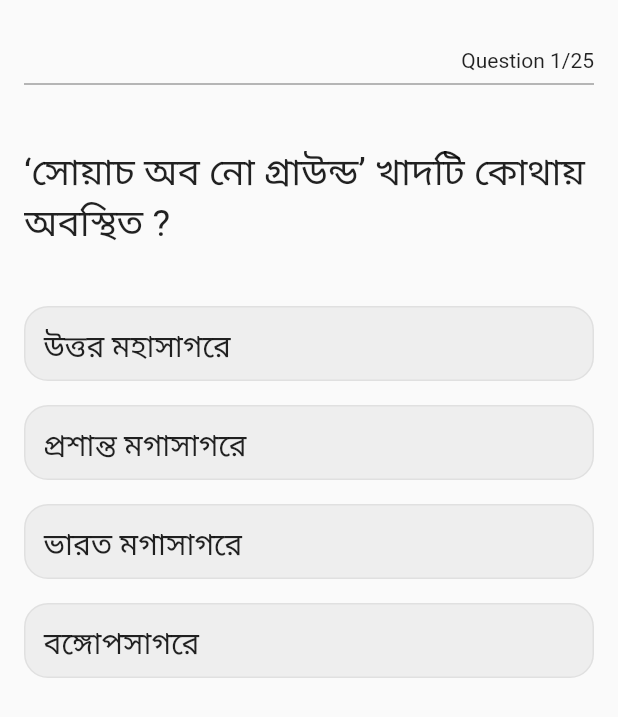
After one commit to MuhammadMehediMNCS/my-advanced-work, a Flutter app: the QuestionsWidget screen opened directly, swiped to page 3, on a phone screen of 412 x 824 dp. The commit adds this screen. Shown: the top 717 px of the screen. Run offline on Flutter 3.47's test engine with Material 2 defaults, Android fonts, the phone set to English and light mode, and no system bars; our stand-ins replace shared_preferences; accounts and stored records are empty.

Commit message:
quiz_app added

```diff
--- /dev/null
+++ b/lib/quiz_app/model.dart
@@ -0,0 +1,252 @@
+
+class Question {
+  final String text;
+  final List <Option> Options;
+  bool isLocked;
+  Option? selectedOption;
+
+  Question ({
+    required this.text,
+    required this.Options,
+    this.isLocked = false,
+    this.selectedOption
+  });
+}
+
+class Option {
+  final String text;
+  final bool isCorrect;
+
+  const Option ({
+    required this.text,
+    required this.isCorrect
+  });
+}
+
+final questions = [
+  Question(
+    text: "তোমার দেশের সরকারি নাম কী ?",
+    Options: [
+      const Option(text: 'বাংলাদেশ', isCorrect: false),
+      const Option(text: 'গণপ্রজাতন্ত্রী বাংলাদেশ', isCorrect: true),
+      const Option(text: 'ভারতবর্ষ', isCorrect: false),
+      const Option(text: 'পাকিস্তান', isCorrect: false)
+    ]
+    ),
+  Question(
+  text: "বাংলাদেশের রাজধানীর নাম কী ?",
+  Options: [
+    const Option(text: 'রাজশাহী', isCorrect: false),
+    const Option(text: 'বান্দরবান', isCorrect: false),
+    const Option(text: 'ঢাকা', isCorrect: true),
+    const Option(text: 'চট্টগ্রাম', isCorrect: false)
+  ]
+  ),
+  Question(
+    text: "‘সোয়াচ অব নো গ্রাউন্ড’ খাদটি কোথায় অবস্থিত ?",
+    Options: [
+      const Option(text: 'উত্তর মহাসাগরে', isCorrect: false),
+      const Option(text: 'প্রশান্ত মগাসাগরে', isCorrect: false),
+      const Option(text: 'ভারত মগাসাগরে', isCorrect: false),
+      const Option(text: 'বঙ্গোপসাগরে', isCorrect: true)
+    ]
+    ),
+  Question(
+    text: "বাংলাদেশের সবচেয়ে পূর্ব এর জেলার নাম কী ?",
+    Options: [
+      const Option(text: 'বান্দরবান', isCorrect: true),
+      const Option(text: 'ফেনী', isCorrect: false),
+      const Option(text: 'রাঙ্গামাটি', isCorrect: false),
+      const Option(text: 'কক্সবাজার', isCorrect: false)
+    ]
+    ),
+  Question(
+    text: "বাংলাদেশের সবচেয়ে পশ্চিমের জেলার নাম কী ?",
+    Options: [
+      const Option(text: 'নওগা', isCorrect: false),
+      const Option(text: 'মেহেরপুর', isCorrect: false),
+      const Option(text: 'কুষ্টিয়া', isCorrect: false),
+      const Option(text: 'চাপায় নবাবগঞ্জ', isCorrect: true)
+    ]
+    ),
+  Question(
+    text: "বাংলাদেশের আয়তনে বড় জেলা কোনটি ?",
+    Options: [
+      const Option(text: 'খুলনা', isCorrect: false),
+      const Option(text: 'ঢাকা', isCorrect: false),
+      const Option(text: 'রাঙ্গামাটি', isCorrect: true),
+      const Option(text: 'চট্টগ্রাম', isCorrect: false)
+    ]
+    ),
+  Question(
+    text: "বাংলাদেশের আয়তনে ছোট জেলা কোনটি ?",
+    Options: [
+      const Option(text: 'কক্সবাজার', isCorrect: false),
+      const Option(text: 'মেহেরপুর', isCorrect: true),
+      const Option(text: 'কুষ্টিয়া', isCorrect: false),
+      const Option(text: 'নওগা', isCorrect: false)
+    ]
+    ),
+  Question(
+    text: "জনসংখ্যায় বাংলাদেশের বড় জেলা কোনটি  ?",
+    Options: [
+      const Option(text: 'খুলনা', isCorrect: false),
+      const Option(text: 'রাঙ্গামাটি', isCorrect: false),
+      const Option(text: 'ঢাকা', isCorrect: true),
+      const Option(text: 'চট্টগ্রাম', isCorrect: false)
+    ]
+    ),
+  Question(
+    text: "জনসংখ্যায় বাংলাদেশের ছোট জেলা কোনটি ?",
+    Options: [
+      const Option(text: 'বান্দরবান', isCorrect: true),
+      const Option(text: 'খাগড়াছড়ি', isCorrect: false),
+      const Option(text: 'কুষ্টিয়া', isCorrect: false),
+      const Option(text: 'পটুয়াখালী', isCorrect: false)
+    ]
+    ),
+  Question(
+    text: "বাংলাদেশের সাথে কয়টি দেশের সীমান্ত রয়েছে ?",
+    Options: [
+      const Option(text: '২টি', isCorrect: true),
+      const Option(text: '৩টি', isCorrect: false),
+      const Option(text: '৫টি', isCorrect: false),
+      const Option(text: '৪টি', isCorrect: false)
+    ]
+    ),
+  Question(
+    text: "পরিবেশের ভারসাম্য রক্ষার জন্য প্রয়োজনীয় বনভূমি রয়েছে কয়টি জেলায় ?",
+    Options: [
+      const Option(text: '১৫টি', isCorrect: false),
+      const Option(text: '২৭টি', isCorrect: false),
+      const Option(text: '৭টি', isCorrect: true),
+      const Option(text: '১২টি', isCorrect: false)
+    ]
+    ),
+  Question(
+    text: "পেন্সিল তৈরি হয় কোন কাঠ থেকে ?",
+    Options: [
+      const Option(text: 'বাবলা', isCorrect: false),
+      const Option(text: 'কেওড়া', isCorrect: false),
+      const Option(text: 'সুন্দরী', isCorrect: false),
+      const Option(text: 'ধুন্দল', isCorrect: true)
+    ]
+    ),
+  Question(
+    text: "বক্স ও দিয়াশলায় এর কাঠি প্রস্তুত হয় কোন কাঠ থেকে ?",
+    Options: [
+      const Option(text: 'গেওয়া', isCorrect: true),
+      const Option(text: 'ধুন্দল', isCorrect: false),
+      const Option(text: 'গরান', isCorrect: false),
+      const Option(text: 'সুন্দরী', isCorrect: false)
+    ]
+    ),
+  Question(
+    text: "কোন গাছের ছাল থেকে রং প্রস্তুত করা হয় ?",
+    Options: [
+      const Option(text: 'ধুন্দল', isCorrect: false),
+      const Option(text: 'গরান', isCorrect: true),
+      const Option(text: 'গেওয়া', isCorrect: false),
+      const Option(text: 'শাল', isCorrect: false)
+    ]
+    ),
+  Question(
+    text: "বাংলাদেশের কোথায় কোথায় রাবার বাগান আছে ?",
+    Options: [
+      const Option(text: 'রাবনা, মধুপুর, খুলনা', isCorrect: false),
+      const Option(text: 'সাতক্ষীরা, বাগেরহাট, আমতলী', isCorrect: false),
+      const Option(text: 'ঝিনায়দহ, রামু', isCorrect: false),
+      const Option(text: 'রামু, মধুপুর, রাউজানে', isCorrect: true)
+    ]
+    ),
+  Question(
+    text: "বাংলাদেশের প্রসস্ত নদী কোনটি ?",
+    Options: [
+      const Option(text: 'যমুনা', isCorrect: true),
+      const Option(text: 'মেঘনা', isCorrect: false),
+      const Option(text: 'সুরমা', isCorrect: false),
+      const Option(text: 'পদ্মা', isCorrect: false)
+    ]
+    ),
+  Question(
+    text: "বাংলাদেশের দীর্ঘতম নদী কোনটি ?",
+    Options: [
+      const Option(text: 'সুরমা', isCorrect: true),
+      const Option(text: 'মেঘনা', isCorrect: false),
+      const Option(text: 'যমুনা', isCorrect: false),
+      const Option(text: 'পদ্মা', isCorrect: false)
+    ]
+    ),
+  Question(
+    text: "বাংলাদেশের দ্বিতীয় দীর্ঘতম নদী কোনটি ?",
+    Options: [
+      const Option(text: 'মেঘনা', isCorrect: false),
+      const Option(text: 'যমুনা', isCorrect: false),
+      const Option(text: 'সুরমা', isCorrect: false),
+      const Option(text: 'পদ্মা', isCorrect: true)
+    ]
+    ),
+  Question(
+    text: "বাংলাদেশের দীর্ঘতম নদ কোনটি ?",
+    Options: [
+      const Option(text: 'পদ্মা', isCorrect: false),
+      const Option(text: 'মেঘনা', isCorrect: false),
+      const Option(text: 'ব্রহ্মপুত্র', isCorrect: true),
+      const Option(text: 'যমুনা', isCorrect: false)
+    ]
+    ),
+  Question(
+    text: "উৎপত্তিস্থলে মেঘনার নাম কী ?",
+    Options: [
+      const Option(text: 'কুশিয়ারা', isCorrect: false),
+      const Option(text: 'সুরমা', isCorrect: false),
+      const Option(text: 'বরাক', isCorrect: true),
+      const Option(text: 'পদ্মা', isCorrect: false)
+    ]
+    ),
+  Question(
+    text: "বাংলাদেশ ও ভারতকে বিভক্তকারী নদী কোনটি ?",
+    Options: [
+      const Option(text: 'হাড়িয়াভাঙ্গা', isCorrect: true),
+      const Option(text: 'কালনি', isCorrect: false),
+      const Option(text: 'বরাক', isCorrect: false),
+      const Option(text: 'পদ্মা', isCorrect: false)
+    ]
+    ),
+  Question(
+    text: "বাংলাদেশ ও মায়ানমারকে বিভক্তকারী নদী কোনটি ?",
+    Options: [
+      const Option(text: 'হাড়িয়াভাঙ্গা', isCorrect: false),
+      const Option(text: 'কালনি', isCorrect: false),
+      const Option(text: 'বরাক', isCorrect: false),
+      const Option(text: 'নাফ', isCorrect: true)
+    ]
+    ),
+  Question(
+    text: "পৃথিবীর বৃহত্তম ব-দ্বীপ কোনটি ?",
+    Options: [
+      const Option(text: 'চীন', isCorrect: false),
+      const Option(text: 'বাংলাদেশ', isCorrect: true),
+      const Option(text: 'ভারত', isCorrect: false),
+      const Option(text: 'পাকিস্তান', isCorrect: false)
+    ]
+    ),
+  Question(
+    text: "বেনাপোল স্থলবন্দর কোন জেলায় অবস্থিত ?",
+    Options: [
+      const Option(text: 'যশোর', isCorrect: true),
+      const Option(text: 'সাতক্ষীরা', isCorrect: false),
+      const Option(text: 'দিনাজপুর', isCorrect: false),
+      const Option(text: 'লালমনির হাট', isCorrect: false)
+    ]
+    ),
+  Question(
+    text: "হিলি স্থলবন্দর কোন জেলায় অবস্থিত ?",
+    Options: [
+      const Option(text: 'সাতক্ষীরা', isCorrect: false),
+      const Option(text: 'যশোর', isCorrect: false),
+      const Option(text: 'দিনাজপুর', isCorrect: true),
+      const Option(text: 'বুড়িমারি', isCorrect: false)
+    ]
+    ),
+];
--- /dev/null
+++ b/lib/quiz_app/question_page.dart
@@ -0,0 +1,209 @@
+import 'package:flutter/material.dart';
+
+import 'model.dart';
+
+
+class MyQuiz extends StatelessWidget {
+  const MyQuiz({ Key? key }) : super(key: key);
+
+  @override
+  Widget build(BuildContext context) {
+    return MaterialApp(
+      debugShowCheckedModeBanner: false,
+      title: 'Quiz App',
+      theme: ThemeData(
+        primaryColor: Colors.blue.shade400,
+      ),
+      home: const QuestionsWidget(),
+    );
+  }
+}
+
+class QuestionsWidget extends StatefulWidget {
+  const QuestionsWidget({ Key? key }) : super(key: key);
+
+  @override
+  State<QuestionsWidget> createState() => _QuestionsWidgetState();
+}
+
+class _QuestionsWidgetState extends State<QuestionsWidget> {
+  late PageController _controller;
+  int _questionNumber = 1;
+  int _score = 0;
+  bool _isLocked = false;
+
+  @override
+  void initState() {
+    super.initState();
+    _controller = PageController(initialPage: 0);
+  }
+
+  @override
+  Widget build(BuildContext context) {
+    return Scaffold(
+      body: Padding(
+        padding: const EdgeInsets.symmetric(horizontal: 16.0),
+        child: Column(
+          crossAxisAlignment: CrossAxisAlignment.end,
+          children: [
+            const SizedBox(height: 32.0),
+            Text('Question $_questionNumber/${questions.length}'),
+            const Divider(thickness: 1, color: Colors.grey,),
+            Expanded(
+              child: PageView.builder(
+                controller: _controller,
+                itemCount: questions.length,
+                physics: const NeverScrollableScrollPhysics(),
+                itemBuilder: (context, index) {
+                  final question = questions [index];
+                  return buildQuestion(question);
+                },
+              )
+            ),
+            _isLocked ? buildElevatedButton() : const SizedBox.shrink(),
+            const SizedBox(height: 20.0),
+          ],
+        ),
+      ),
+    );
+  }
+
+  ElevatedButton buildElevatedButton() {
+    return ElevatedButton(
+      onPressed: () {
+        if (_questionNumber < questions.length) {
+          _controller.nextPage(
+            duration: const Duration(milliseconds: 250),
+            curve: Curves.easeInExpo,
+          );
+          setState(() {
+            _questionNumber++;
+            // _isLocked not type no problem fatch.
+            _isLocked = false;
+          });
+        } else {
+          Navigator.pushReplacement(
+            context,
+            MaterialPageRoute(builder: (context) => ResultPage(score: _score))
+          );
+        }
+      },
+      child: Text(
+        _questionNumber < questions.length ? 'Next Page' : 'See the Result'
+      ),
+    );
+  }
+
+  Column buildQuestion (Question question) {
+    return Column(
+      crossAxisAlignment: CrossAxisAlignment.start,
+      children: [
+        const SizedBox(height: 32.0),
+        Text(question.text, style: const TextStyle(fontSize: 25.0),),
+        const SizedBox(height: 32.0),
+        Expanded(child: OptionWidget(question: question, onClickedOption: (option) {
+          if (question.isLocked) {
+            return ;
+          } else {
+            setState(() {
+              question.isLocked = true;
+              question.selectedOption = option;
+            });
+            _isLocked = question.isLocked;
+            if (question.selectedOption!.isCorrect) {
+              _score++;
+            }
+          }
+        },))
+      ],
+    );
+  }
+}
+
+class OptionWidget extends StatelessWidget {
+  final Question question;
+  final ValueChanged <Option> onClickedOption;
+
+  const OptionWidget({
+    Key? key,
+    required this.question,
+    required this.onClickedOption
+    }) : super(key: key);
+
+  @override
+  Widget build(BuildContext context) => SingleChildScrollView(
+    child: Column(
+      children: question.Options
+        .map((option) => buildOption(context, option))
+        .toList()
+    ),
+  );
+
+  Widget buildOption(BuildContext context, Option option) {
+    final color = getColorForOption(option, question);
+
+    return GestureDetector(
+      onTap: () => onClickedOption(option),
+      child: Container(
+        height: 50.0,
+        padding: const EdgeInsets.all(12),
+        margin: const EdgeInsets.symmetric(vertical: 8.0),
+        decoration: BoxDecoration(
+          color: Colors.grey.shade200,
+          borderRadius: BorderRadius.circular(16),
+          border: Border.all(color: color)
+        ),
+        child: Row(
+          mainAxisAlignment: MainAxisAlignment.spaceBetween,
+          children: [
+            Text(option.text, style: const TextStyle(fontSize: 20),),
+            getIconForOption(option, question)
+          ],
+        ),
+      ),
+    );
+  }
+
+  Color getColorForOption(Option option, Question question) {
+    final isSelected = option == question.selectedOption;
+
+    if (question.isLocked) {
+      if (isSelected) {
+        return option.isCorrect ? Colors.green : Colors.red;
+      } else if (option.isCorrect) {
+        return Colors.green;
+      }
+    }
+    return Colors.grey.shade300;
+  }
+
+  Widget getIconForOption(Option option, Question question) {
+    final isSelected = option == question.selectedOption;
+
+    if (question.isLocked) {
+      if (isSelected) {
+        return option.isCorrect ? const Icon(Icons.check_circle, color: Colors.green,)
+        : const Icon(Icons.cancel, color: Colors.red);
+      } else if (option.isCorrect) {
+        return const Icon(Icons.check_circle, color: Colors.green,);
+      }
+    }
+    return const SizedBox.shrink();
+  }
+}
+
+class ResultPage extends StatelessWidget {
+  const ResultPage({ Key? key, required this.score }) : super(key: key);
+
+  final int score;
+
+  @override
+  Widget build(BuildContext context) {
+    return Scaffold(
+      body: Center(
+        child: Text('You got $score/${questions.length}'
+        ),
+      ),
+    );
+  }
+}
--- a/lib/search_bar/search_bar_widget.dart
+++ b/lib/search_bar/search_bar_widget.dart
@@ -3,8 +3,8 @@ import 'package:flutter/material.dart';
 import 'book_page.dart';
 import 'books.dart';
 
-class createSearch extends StatelessWidget {
-  const createSearch({ Key? key }) : super(key: key);
+class CreateSearch extends StatelessWidget {
+  const CreateSearch({ Key? key }) : super(key: key);
 
   @override
   Widget build(BuildContext context) {
```
